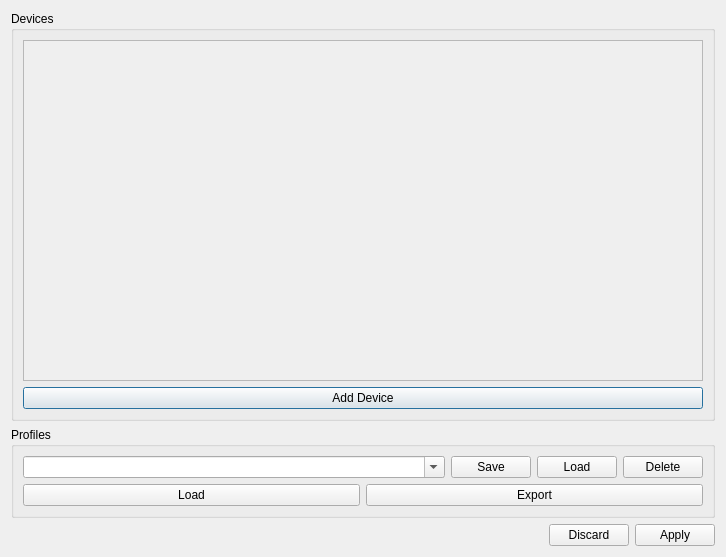
Above: forms/profiledialog.ui from GaitRehabilitation/SMART before the change. Below: the same form after it.
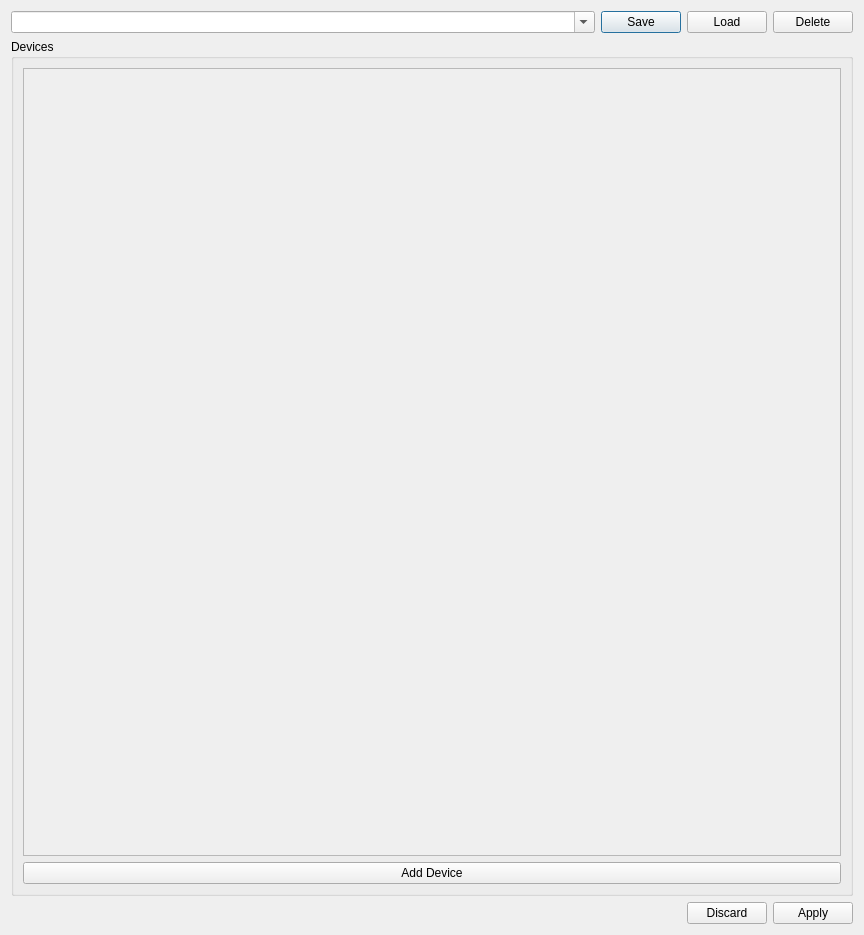
That is the form after the change.

Commit message: finalized profile model

```diff
--- a/forms/profiledialog.ui
+++ b/forms/profiledialog.ui
@@ -6,14 +6,58 @@
    <rect>
     <x>0</x>
     <y>0</y>
-    <width>726</width>
-    <height>557</height>
+    <width>864</width>
+    <height>935</height>
    </rect>
   </property>
   <property name="windowTitle">
    <string>Dialog</string>
   </property>
   <layout class="QVBoxLayout" name="verticalLayout">
+   <item>
+    <layout class="QHBoxLayout" name="horizontalLayout">
+     <item>
+      <widget class="QComboBox" name="listOfProfiles">
+       <property name="sizePolicy">
+        <sizepolicy hsizetype="MinimumExpanding" vsizetype="Fixed">
+         <horstretch>0</horstretch>
+         <verstretch>0</verstretch>
+        </sizepolicy>
+       </property>
+       <property name="editable">
+        <bool>true</bool>
+       </property>
+      </widget>
+     </item>
+     <item>
+      <widget class="QPushButton" name="saveProfileButton">
+       <property name="text">
+        <string>Save</string>
+       </property>
+      </widget>
+     </item>
+     <item>
+      <widget class="QPushButton" name="loadProfileButton">
+       <property name="text">
+        <string>Load</string>
+       </property>
+      </widget>
+     </item>
+     <item>
+      <widget class="QPushButton" name="deleteProfileButton">
+       <property name="sizePolicy">
+        <sizepolicy hsizetype="Minimum" vsizetype="Fixed">
+         <horstretch>0</horstretch>
+         <verstretch>0</verstretch>
+        </sizepolicy>
+       </property>
+       <property name="text">
+        <string>Delete</string>
+       </property>
+      </widget>
+     </item>
+    </layout>
+   </item>
    <item>
     <widget class="QGroupBox" name="groupBox_2">
      <property name="title">
@@ -30,8 +74,8 @@
           <rect>
            <x>0</x>
            <y>0</y>
-           <width>694</width>
-           <height>293</height>
+           <width>832</width>
+           <height>755</height>
           </rect>
          </property>
          <layout class="QVBoxLayout" name="verticalLayout_7">
@@ -52,77 +96,6 @@
      </layout>
     </widget>
    </item>
-   <item>
-    <widget class="QGroupBox" name="groupBox">
-     <property name="title">
-      <string>Profiles</string>
-     </property>
-     <layout class="QVBoxLayout" name="verticalLayout_4">
-      <item>
-       <layout class="QHBoxLayout" name="horizontalLayout">
-        <item>
-         <widget class="QComboBox" name="listOfProfiles">
-          <property name="sizePolicy">
-           <sizepolicy hsizetype="MinimumExpanding" vsizetype="Fixed">
-            <horstretch>0</horstretch>
-            <verstretch>0</verstretch>
-           </sizepolicy>
-          </property>
-          <property name="editable">
-           <bool>true</bool>
-          </property>
-         </widget>
-        </item>
-        <item>
-         <widget class="QPushButton" name="saveProfileButton">
-          <property name="text">
-           <string>Save</string>
-          </property>
-         </widget>
-        </item>
-        <item>
-         <widget class="QPushButton" name="loadProfileButton">
-          <property name="text">
-           <string>Load</string>
-          </property>
-         </widget>
-        </item>
-        <item>
-         <widget class="QPushButton" name="deleteProfileButton">
-          <property name="sizePolicy">
-           <sizepolicy hsizetype="Minimum" vsizetype="Fixed">
-            <horstretch>0</horstretch>
-            <verstretch>0</verstretch>
-           </sizepolicy>
-          </property>
-          <property name="text">
-           <string>Delete</string>
-          </property>
-         </widget>
-        </item>
-       </layout>
-      </item>
-      <item>
-       <layout class="QHBoxLayout" name="horizontalLayout_2">
-        <item>
-         <widget class="QPushButton" name="loadProfiles">
-          <property name="text">
-           <string>Load</string>
-          </property>
-         </widget>
-        </item>
-        <item>
-         <widget class="QPushButton" name="exportProfiles">
-          <property name="text">
-           <string>Export</string>
-          </property>
-         </widget>
-        </item>
-       </layout>
-      </item>
-     </layout>
-    </widget>
-   </item>
    <item>
     <widget class="QDialogButtonBox" name="buttonBox">
      <property name="orientation">
```
Left out of the diff: 10 changed lines with no effect on the pictures. The commit also changes 8 other files.
